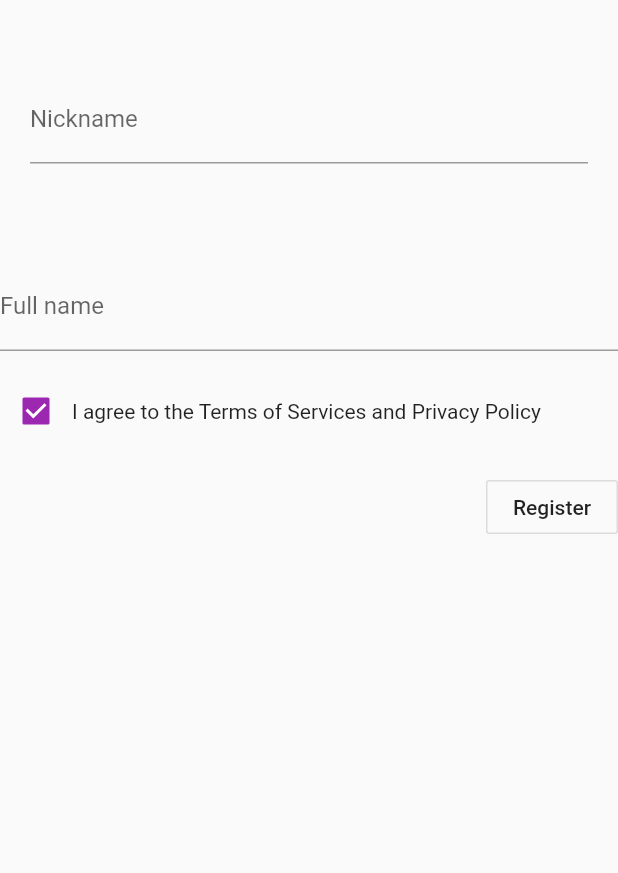
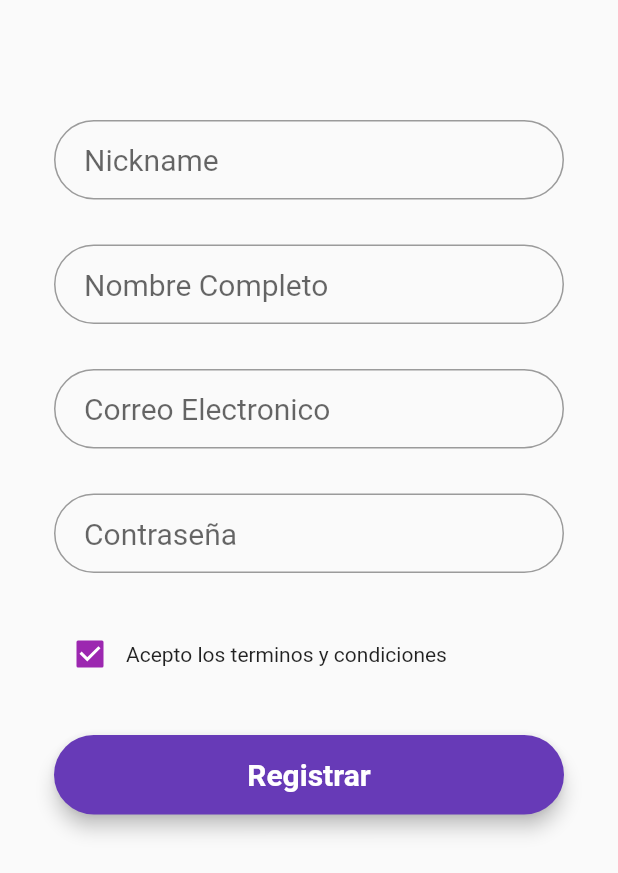
Before and after one commit to checholini/employement_app, a Flutter app: the RegisterPage screen opened by its route, on a phone screen of 412 x 824 dp. Shown: the top 873 px of the screen. Run offline on Flutter 3.47's test engine with Material 2 defaults, Android fonts, the phone set to English and light mode, and no system bars; Roboto replaces fonts that are missing (Montserrat).

Commit message:
fixed format of register

```diff
--- a/lib/pages/LoginPage.dart
+++ b/lib/pages/LoginPage.dart
@@ -36,7 +36,7 @@ class LoginState extends State<LoginPage> {
     final loginButon = Material(
       elevation: 5.0,
       borderRadius: BorderRadius.circular(30.0),
-      color: Color(0xff01A0C7),
+      color: Colors.deepPurple,
       child: MaterialButton(
         minWidth: MediaQuery.of(context).size.width,
         padding: EdgeInsets.fromLTRB(20.0, 15.0, 20.0, 15.0),
@@ -56,7 +56,7 @@ class LoginState extends State<LoginPage> {
     final registerButon = Material(
       elevation: 7.0,
       borderRadius: BorderRadius.circular(30.0),
-      color: Color(0xff01A0C7),
+      color: Colors.deepPurple,
       child: MaterialButton(
         minWidth: MediaQuery.of(context).size.width,
         padding: EdgeInsets.fromLTRB(20.0, 15.0, 20.0, 15.0),
@@ -73,8 +73,6 @@ class LoginState extends State<LoginPage> {
     return Scaffold(
         body: SingleChildScrollView(
       child: Center(
-        child: Container(
-          color: Colors.white,
           child: Padding(
             padding: const EdgeInsets.all(36.0),
             child: Column(
@@ -108,6 +106,6 @@ class LoginState extends State<LoginPage> {
           ),
         ),
       ),
-    ));
+    );
   }
 }
--- a/lib/pages/RegisterPage.dart
+++ b/lib/pages/RegisterPage.dart
@@ -1,3 +1,4 @@
+import 'package:employement_app/pages/HomePage.dart';
 import 'package:employement_app/pages/Offers.dart';
 import 'package:employement_app/pages/Profile.dart';
 import 'package:flutter/material.dart';
@@ -23,34 +24,13 @@ class _RegisterFormState extends State<RegisterPage> {
       child: Column(
         crossAxisAlignment: CrossAxisAlignment.start,
         children: <Widget>[
+          SizedBox(height: 65.0),
+          textBoxFormatter('Nickname'),
+          textBoxFormatter('Nombre Completo'),
+          textBoxFormatter('Correo Electronico'),
+          textBoxFormatter('Contraseña'),
           Padding(
-            padding:EdgeInsets.symmetric(vertical: 50, horizontal: 20),
-            child:
-            TextFormField(
-              decoration: const InputDecoration(
-              labelText: 'Nickname',
-            ),
-            validator: (String value) {
-              if (value.trim().isEmpty) {
-                return 'Nickname is required';
-              }
-            },
-            )
-          ),
-
-          const SizedBox(height: 16.0),
-          TextFormField(
-            decoration: const InputDecoration(
-              labelText: 'Full name',
-            ),
-            validator: (String value) {
-              if (value.trim().isEmpty) {
-                return 'Full name is required';
-              }
-            },
-          ),
-          Padding(
-            padding: const EdgeInsets.symmetric(vertical: 16.0),
+            padding: const EdgeInsets.symmetric(vertical: 15.0, horizontal: 36),
             child: Row(
               children: <Widget>[
                 Checkbox(
@@ -60,25 +40,53 @@ class _RegisterFormState extends State<RegisterPage> {
                 GestureDetector(
                   onTap: () => _setAgreedToTOS(!_agreedToTOS),
                   child: const Text(
-                    'I agree to the Terms of Services and Privacy Policy',
+                    'Acepto los terminos y condiciones',
                   ),
                 ),
               ],
             ),
           ),
-          Row(
-            children: <Widget>[
-              const Spacer(),
-              OutlineButton(
-                highlightedBorderColor: Colors.black,
-                onPressed: _submittable() ? _submit : null,
-                child: const Text('Register'),
+          Padding(
+            padding: EdgeInsets.symmetric(horizontal: 36, vertical: 15),
+            child: Material(
+              elevation: 5.0,
+              borderRadius: BorderRadius.circular(30.0),
+              color: Colors.deepPurple,
+              child: MaterialButton(
+                minWidth: MediaQuery.of(context).size.width,
+                padding: EdgeInsets.fromLTRB(20.0, 15.0, 20.0, 15.0),
+                onPressed: () {
+                  Navigator.pushReplacement(
+                    context,
+                    new MaterialPageRoute(builder: (context) => HomePage()),
+                  );
+                },
+                child: Text("Registrar",
+                    textAlign: TextAlign.center,
+                    style: style.copyWith(
+                        color: Colors.white, fontWeight: FontWeight.bold)),
               ),
-            ],
+            ),
           ),
         ],
       ),
     ));
+  }
+
+  TextStyle style = TextStyle(fontFamily: 'Montserrat', fontSize: 20.0);
+
+  textBoxFormatter(text) {
+    return Padding(
+      padding: EdgeInsets.fromLTRB(36.0, 15.0, 36.0, 15.0),
+      child: TextField(
+        style: style,
+        decoration: InputDecoration(
+            contentPadding: EdgeInsets.fromLTRB(20.0, 15.0, 20.0, 15.0),
+            hintText: text,
+            border:
+                OutlineInputBorder(borderRadius: BorderRadius.circular(32.0))),
+      ),
+    );
   }
 
   bool _submittable() {
```
